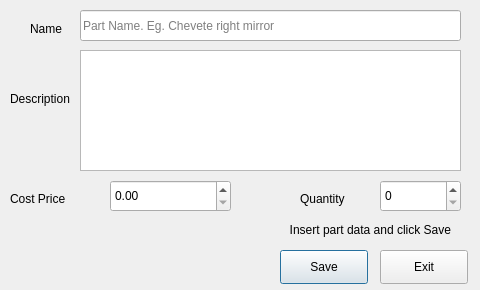
Qt form Stock_Add_Part.ui (bedi1982/Oficina) before a commit.
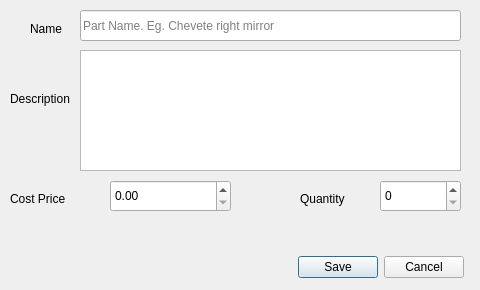
The same form after that commit.

Commit message:
Changed the button type on all forms from QPushButton's -> QDialogButtonBox
Removed images from c++ src code and mapped them directly in the form

Improved search results when returning to the main window form from a
modal window

Improved forms, alignment, images, texts

Diff of the .ui file:
```diff
--- a/Stock_Add_Part.ui
+++ b/Stock_Add_Part.ui
@@ -31,19 +31,6 @@
   <property name="windowTitle">
    <string>Registering Part</string>
   </property>
-  <widget class="QPushButton" name="btn_Add">
-   <property name="geometry">
-    <rect>
-     <x>280</x>
-     <y>250</y>
-     <width>88</width>
-     <height>34</height>
-    </rect>
-   </property>
-   <property name="text">
-    <string>Save</string>
-   </property>
-  </widget>
   <widget class="QLabel" name="lbl_Emoticon">
    <property name="geometry">
     <rect>
@@ -80,7 +67,7 @@
     </rect>
    </property>
    <property name="text">
-    <string>Insert part data and click Save</string>
+    <string/>
    </property>
    <property name="alignment">
     <set>Qt::AlignRight|Qt::AlignTrailing|Qt::AlignVCenter</set>
@@ -144,19 +131,6 @@
     <string>Part Name. Eg. Chevete right mirror</string>
    </property>
   </widget>
-  <widget class="QPushButton" name="btn_Exit">
-   <property name="geometry">
-    <rect>
-     <x>380</x>
-     <y>250</y>
-     <width>88</width>
-     <height>34</height>
-    </rect>
-   </property>
-   <property name="text">
-    <string>Exit</string>
-   </property>
-  </widget>
   <widget class="QSpinBox" name="spin_Quantity">
    <property name="geometry">
     <rect>
@@ -202,6 +176,19 @@
     <string>Full Description. Max 250 chars</string>
    </property>
   </widget>
+  <widget class="QDialogButtonBox" name="buttonBox">
+   <property name="geometry">
+    <rect>
+     <x>290</x>
+     <y>250</y>
+     <width>174</width>
+     <height>34</height>
+    </rect>
+   </property>
+   <property name="standardButtons">
+    <set>QDialogButtonBox::Cancel|QDialogButtonBox::Save</set>
+   </property>
+  </widget>
  </widget>
  <tabstops>
   <tabstop>line_Name</tabstop>
```
Left out of the diff: 2 changed lines with no effect on the pictures. The commit also changes 41 other files.
